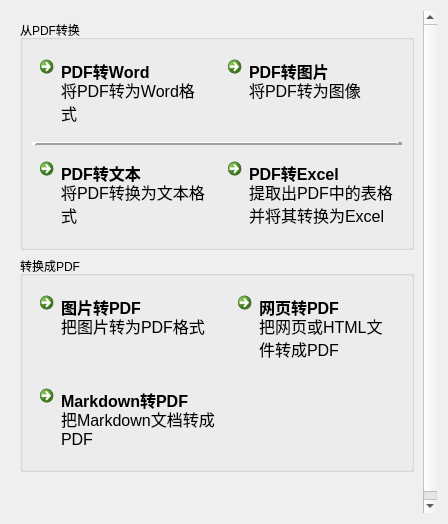
This is app/ui/doc_convert/doc_convert_ui.ui in LC044/EasyBox as Qt 5 draws it before an edit. The edited form follows.
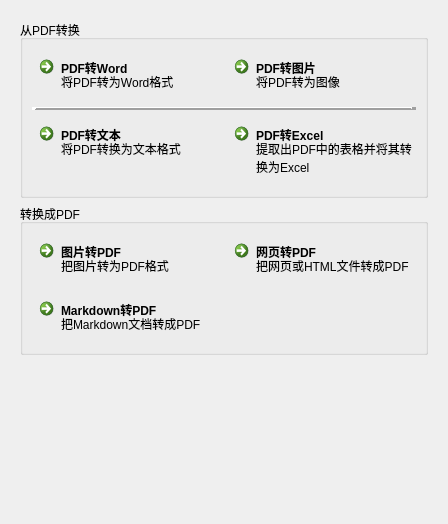
This is the edited form. Icons and pictures are not drawn.

The edit to the form file:
```diff
--- a/app/ui/doc_convert/doc_convert_ui.ui
+++ b/app/ui/doc_convert/doc_convert_ui.ui
@@ -10,11 +10,6 @@
     <height>524</height>
    </rect>
   </property>
-  <property name="font">
-   <font>
-    <pointsize>12</pointsize>
-   </font>
-  </property>
   <property name="windowTitle">
    <string>Form</string>
   </property>
@@ -49,7 +44,7 @@
         <x>0</x>
         <y>0</y>
         <width>446</width>
-        <height>517</height>
+        <height>494</height>
        </rect>
       </property>
       <layout class="QVBoxLayout" name="verticalLayout_8">
@@ -91,8 +86,7 @@
             </property>
             <property name="font">
              <font>
-              <family>Segoe UI</family>
-              <pointsize>12</pointsize>
+              <pointsize>9</pointsize>
              </font>
             </property>
             <property name="cursor">
@@ -165,8 +159,7 @@
             </property>
             <property name="font">
              <font>
-              <family>Segoe UI</family>
-              <pointsize>12</pointsize>
+              <pointsize>9</pointsize>
              </font>
             </property>
             <property name="cursor">
@@ -239,8 +232,7 @@
             </property>
             <property name="font">
              <font>
-              <family>Segoe UI</family>
-              <pointsize>12</pointsize>
+              <pointsize>9</pointsize>
              </font>
             </property>
             <property name="cursor">
@@ -313,8 +305,7 @@
             </property>
             <property name="font">
              <font>
-              <family>Segoe UI</family>
-              <pointsize>12</pointsize>
+              <pointsize>9</pointsize>
              </font>
             </property>
             <property name="cursor">
@@ -391,12 +382,6 @@
          <layout class="QGridLayout" name="gridLayout_3">
           <item row="0" column="0">
            <widget class="QCommandLinkButton" name="commandLinkButton_img2pdf">
-            <property name="font">
-             <font>
-              <family>Segoe UI</family>
-              <pointsize>12</pointsize>
-             </font>
-            </property>
             <property name="text">
              <string>图片转PDF</string>
             </property>
@@ -419,8 +404,7 @@
            <widget class="QCommandLinkButton" name="commandLinkButton_web2pdf">
             <property name="font">
              <font>
-              <family>Segoe UI</family>
-              <pointsize>12</pointsize>
+              <pointsize>9</pointsize>
              </font>
             </property>
             <property name="text">
@@ -443,12 +427,6 @@
           </item>
           <item row="1" column="0">
            <widget class="QCommandLinkButton" name="commandLinkButton_md2pdf">
-            <property name="font">
-             <font>
-              <family>Segoe UI</family>
-              <pointsize>12</pointsize>
-             </font>
-            </property>
             <property name="text">
              <string>Markdown转PDF</string>
             </property>
```
